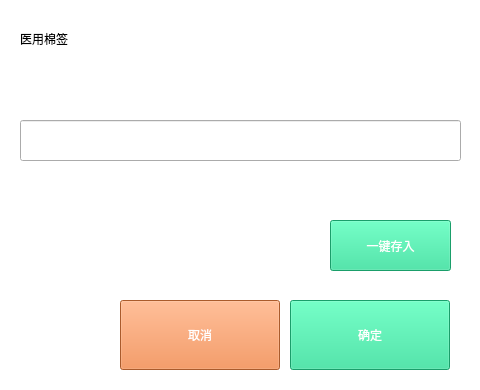
Qt form SmartCabinet/Widgets/cabinetaccess.ui (birdman1992/SmartCabinet) before a commit.
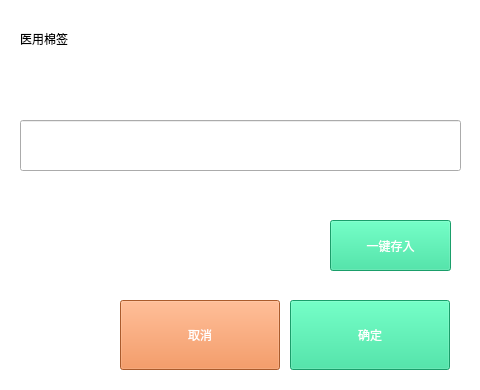
The same form after that commit. Icons and pictures are not drawn.

```diff
--- a/SmartCabinet/Widgets/cabinetaccess.ui
+++ b/SmartCabinet/Widgets/cabinetaccess.ui
@@ -43,48 +43,6 @@
     <bool>true</bool>
    </property>
   </widget>
-  <widget class="QLineEdit" name="info">
-   <property name="geometry">
-    <rect>
-     <x>20</x>
-     <y>120</y>
-     <width>441</width>
-     <height>41</height>
-    </rect>
-   </property>
-   <property name="focusPolicy">
-    <enum>Qt::NoFocus</enum>
-   </property>
-   <property name="autoFillBackground">
-    <bool>false</bool>
-   </property>
-   <property name="styleSheet">
-    <string notr="true">border-image: url(:/image/image/bg_input_normal.png);
-padding-left:10px;
-font: 20px &quot;微软雅黑&quot;;</string>
-   </property>
-   <property name="inputMask">
-    <string/>
-   </property>
-   <property name="text">
-    <string/>
-   </property>
-   <property name="maxLength">
-    <number>50</number>
-   </property>
-   <property name="frame">
-    <bool>true</bool>
-   </property>
-   <property name="cursorPosition">
-    <number>0</number>
-   </property>
-   <property name="readOnly">
-    <bool>true</bool>
-   </property>
-   <property name="clearButtonEnabled">
-    <bool>false</bool>
-   </property>
-  </widget>
   <widget class="QLabel" name="tip">
    <property name="geometry">
     <rect>
@@ -175,6 +133,21 @@
     <string>一键存入</string>
    </property>
   </widget>
+  <widget class="QLineEdit" name="info">
+   <property name="geometry">
+    <rect>
+     <x>20</x>
+     <y>120</y>
+     <width>441</width>
+     <height>51</height>
+    </rect>
+   </property>
+   <property name="styleSheet">
+    <string notr="true">border-image: url(:/image/image/bg_input_normal.png);
+padding-left:10px;
+font: 20px &quot;微软雅黑&quot;;</string>
+   </property>
+  </widget>
  </widget>
  <resources/>
  <connections/>
```
